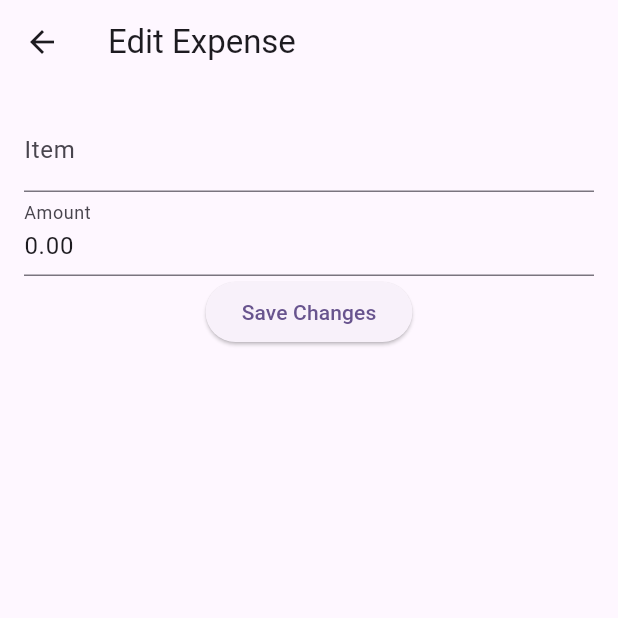
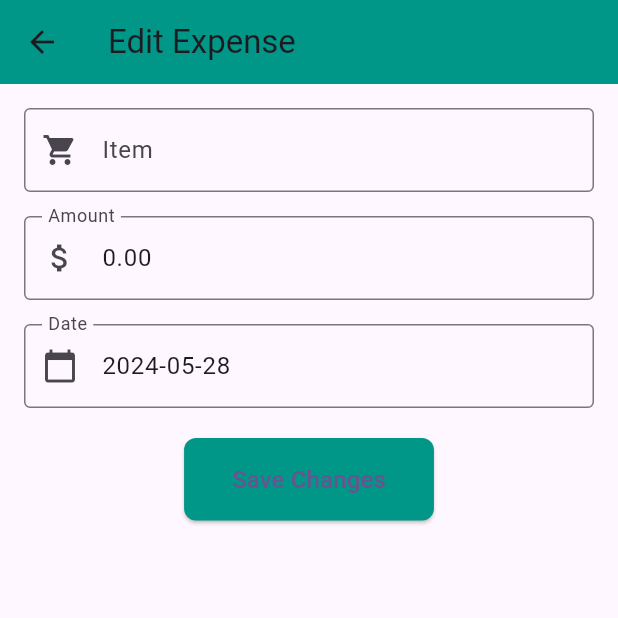
Before and after one commit to Maureen-Mwendwa/Personal-Finance-App, a Flutter app: the EditExpenseScreen screen opened directly with empty values, on a phone screen of 412 x 824 dp, the top half of it. Run offline on Flutter 3.47's test engine with Material 3 defaults, Android fonts, the light colour scheme and no system bars; our stand-ins replace email_validator, fl_chart, flutter_login, flutter_pw_validator.

Commit message:
Modified the UI to make it visually appealing by using spacing, background color and borders

```diff
--- a/lib/screens/edit_expense_screen.dart
+++ b/lib/screens/edit_expense_screen.dart
@@ -26,16 +26,22 @@ class _EditExpenseScreenState extends State<EditExpenseScreen> {
   @override
   void initState() {
     super.initState();
-    _itemController = TextEditingController(text: widget.expense.item);
-    _amountController =
-        TextEditingController(text: widget.expense.amount.toStringAsFixed(2));
-    _date = widget.expense.date;
+    _itemController = TextEditingController(
+        text: widget.expense
+            .item); // Initialize the item controller with the current item
+    _amountController = TextEditingController(
+        text: widget.expense.amount.toStringAsFixed(
+            2)); // Initialize the amount controller with the current amount
+    _date = widget
+        .expense.date; // Initialize the date with the current expense date
   }
 
   @override
   void dispose() {
-    _itemController.dispose();
-    _amountController.dispose();
+    _itemController
+        .dispose(); // Dispose the item controller to free up resources
+    _amountController
+        .dispose(); // Dispose the amount controller to free up resources
     super.dispose();
   }
 
@@ -43,15 +49,17 @@ class _EditExpenseScreenState extends State<EditExpenseScreen> {
     final newExpense = Expense(
       category: widget.category,
       subcategory: widget.subcategory,
-      item: _itemController.text,
-      amount: double.parse(_amountController.text),
-      date: _date,
+      item: _itemController.text, // Get the updated item from the text field
+      amount: double.parse(
+          _amountController.text), // Get the updated amount from the text field
+      date: _date, // Get the updated date
     );
 
+    // Update the expense in the provider
     Provider.of<ExpensesProvider>(context, listen: false)
         .editExpense(widget.expense, newExpense);
 
-    Navigator.of(context).pop();
+    Navigator.of(context).pop(); // Navigate back to the previous screen
   }
 
   @override
@@ -59,28 +67,84 @@ class _EditExpenseScreenState extends State<EditExpenseScreen> {
     return Scaffold(
       appBar: AppBar(
         title: Text('Edit Expense'),
+        backgroundColor: Colors.teal, // Set the AppBar color
       ),
       body: Padding(
-        padding: const EdgeInsets.all(16.0),
+        padding: const EdgeInsets.all(16.0), // Add padding around the body
         child: Column(
+          crossAxisAlignment: CrossAxisAlignment
+              .start, // Align children to the start of the column
           children: [
             TextField(
               controller: _itemController,
               decoration: InputDecoration(
                 labelText: 'Item',
+                prefixIcon:
+                    Icon(Icons.shopping_cart), // Add an icon to the input field
+                border:
+                    OutlineInputBorder(), // Add an outline border to the input field
               ),
             ),
+            SizedBox(height: 16), // Add space between fields
             TextField(
               controller: _amountController,
-              keyboardType: TextInputType.number,
+              keyboardType: TextInputType.number, // Set keyboard type to number
               decoration: InputDecoration(
                 labelText: 'Amount',
+                prefixIcon:
+                    Icon(Icons.attach_money), // Add an icon to the input field
+                border:
+                    OutlineInputBorder(), // Add an outline border to the input field
               ),
             ),
-            // Add a date picker widget or text field for editing the date
-            ElevatedButton(
-              onPressed: _saveExpense,
-              child: Text('Save Changes'),
+            SizedBox(height: 16), // Add space between fields
+            TextField(
+              readOnly: true, // Make the text field read-only
+              decoration: InputDecoration(
+                labelText: 'Date',
+                prefixIcon: Icon(
+                    Icons.calendar_today), // Add an icon to the input field
+                border:
+                    OutlineInputBorder(), // Add an outline border to the input field
+              ),
+              controller: TextEditingController(
+                text: _date.toString().split(' ')[
+                    0], // Set the initial value of the text field to the current date
+              ),
+              onTap: () async {
+                // Display a date picker and store the selected date in pickedDate
+                DateTime? pickedDate = await showDatePicker(
+                  context: context,
+                  initialDate: _date,
+                  firstDate: DateTime(2000),
+                  lastDate: DateTime(3000),
+                );
+                if (pickedDate != null && pickedDate != _date) {
+                  setState(() {
+                    _date =
+                        pickedDate; // Update the date if a new date is picked
+                  });
+                }
+              },
+            ),
+            SizedBox(height: 20), // Add space before the button
+            Center(
+              child: ElevatedButton(
+                onPressed:
+                    _saveExpense, // Calls the _saveExpense method when the button is pressed
+                style: ElevatedButton.styleFrom(
+                  backgroundColor: Colors.teal, // Set button color
+                  padding: EdgeInsets.symmetric(
+                      vertical: 16,
+                      horizontal: 32), // Add padding inside the button
+                  shape: RoundedRectangleBorder(
+                    borderRadius:
+                        BorderRadius.circular(8), // Round the button corners
+                  ),
+                ),
+                child: Text('Save Changes',
+                    style: TextStyle(fontSize: 16)), // Set button text
+              ),
             ),
           ],
         ),
```
